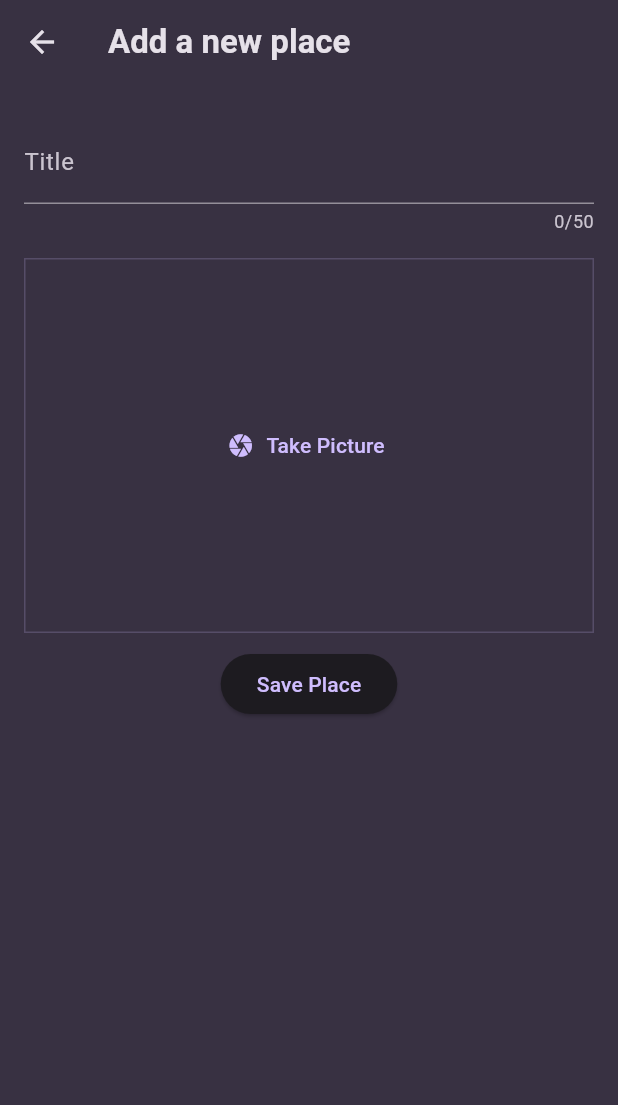
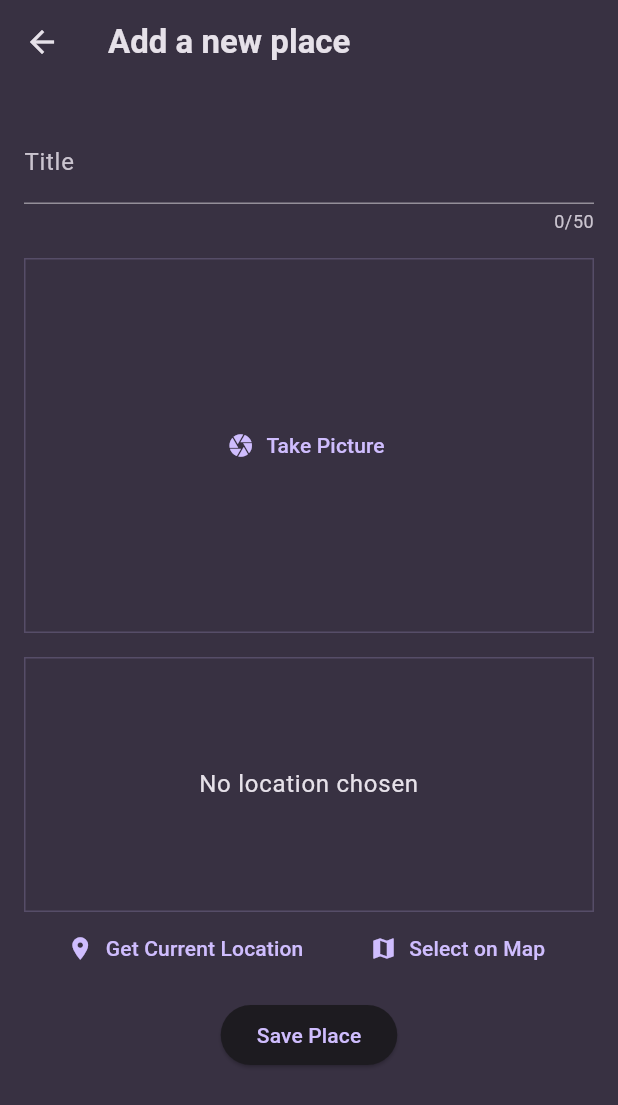
Before and after one commit to Satoshi-Sh/favorite_place, a Flutter app: the NewPlace screen opened directly, on a phone screen of 412 x 824 dp. Shown: the top 1105 px of the screen. Run offline on Flutter 3.47's test engine with Material 3 defaults, Android fonts, the phone set to English and light mode, and no system bars; our stand-ins replace flutter_riverpod, google_fonts, image_picker.

Commit message:
Finished 252 adding the location package and starting with the get location input widget

```diff
--- a/lib/screens/new_place.dart
+++ b/lib/screens/new_place.dart
@@ -1,4 +1,5 @@
 import 'package:favorite_place/widgets/image_input.dart';
+import 'package:favorite_place/widgets/location_input.dart';
 import 'package:flutter/material.dart';
 import 'package:favorite_place/providers/places_provider.dart';
 import 'package:flutter_riverpod/flutter_riverpod.dart';
@@ -76,6 +77,8 @@
                   selectedImage = image;
                 },
               ),
+              const SizedBox(height: 16),
+              LocationInput(),
               const SizedBox(height: 10),
               ElevatedButton(
                 onPressed: submitPlaceData,
--- /dev/null
+++ b/lib/widgets/location_input.dart
@@ -0,0 +1,55 @@
+import 'package:flutter/material.dart';
+
+class LocationInput extends StatefulWidget {
+  const LocationInput({super.key});
+
+  @override
+  State<LocationInput> createState() {
+    return _LocationInputState();
+  }
+}
+
+class _LocationInputState extends State<LocationInput> {
+  @override
+  Widget build(BuildContext context) {
+    return Column(
+      children: [
+        Container(
+          alignment: Alignment.center,
+          height: 170,
+          width: double.infinity,
+          decoration: BoxDecoration(
+            border: Border.all(
+              width: 1,
+              color: Theme.of(
+                context,
+              ).colorScheme.primary.withValues(alpha: 0.2),
+            ),
+          ),
+          child: Text(
+            'No location chosen',
+            textAlign: TextAlign.center,
+            style: Theme.of(context).textTheme.bodyLarge!.copyWith(
+              color: Theme.of(context).colorScheme.onSurface,
+            ),
+          ),
+        ),
+        Row(
+          mainAxisAlignment: MainAxisAlignment.spaceEvenly,
+          children: [
+            TextButton.icon(
+              icon: const Icon(Icons.location_on),
+              onPressed: () {},
+              label: const Text('Get Current Location'),
+            ),
+            TextButton.icon(
+              icon: const Icon(Icons.map),
+              onPressed: () {},
+              label: const Text('Select on Map'),
+            ),
+          ],
+        ),
+      ],
+    );
+  }
+}
--- a/pubspec.yaml
+++ b/pubspec.yaml
@@ -37,6 +37,7 @@
   google_fonts: ^8.1.0
   flutter_riverpod: ^3.3.2
   image_picker: ^1.2.2
+  location: ^8.0.1
 
 dev_dependencies:
   flutter_test:
```
Also changed, not shown: pubspec.lock, 1 other file.
